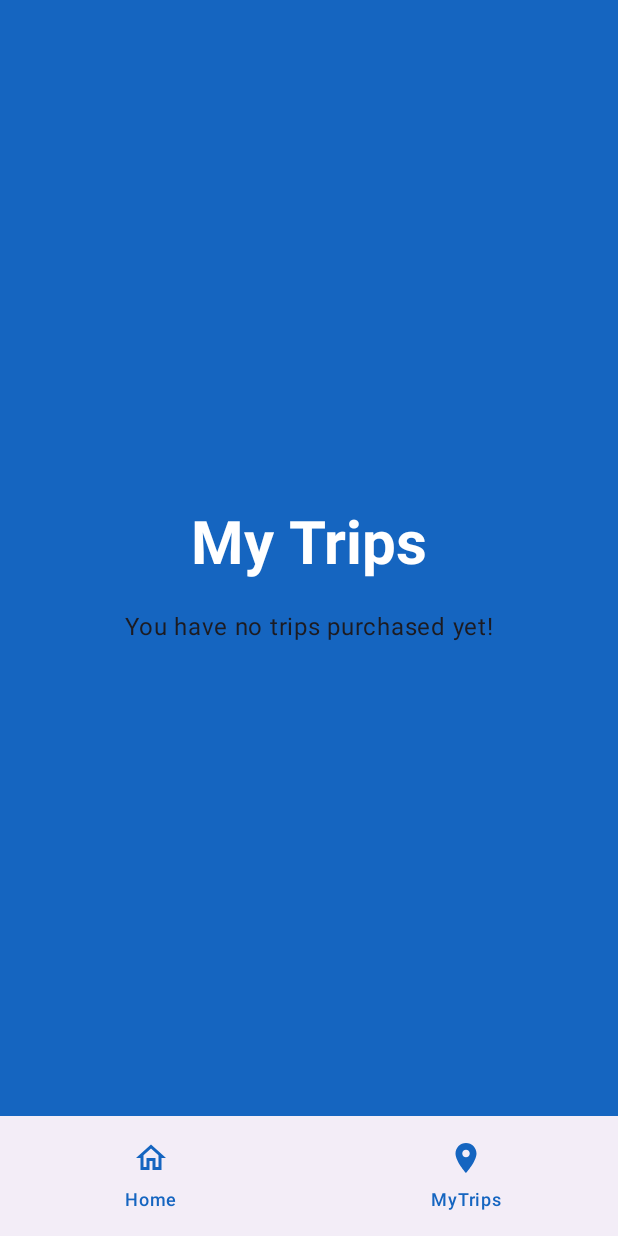
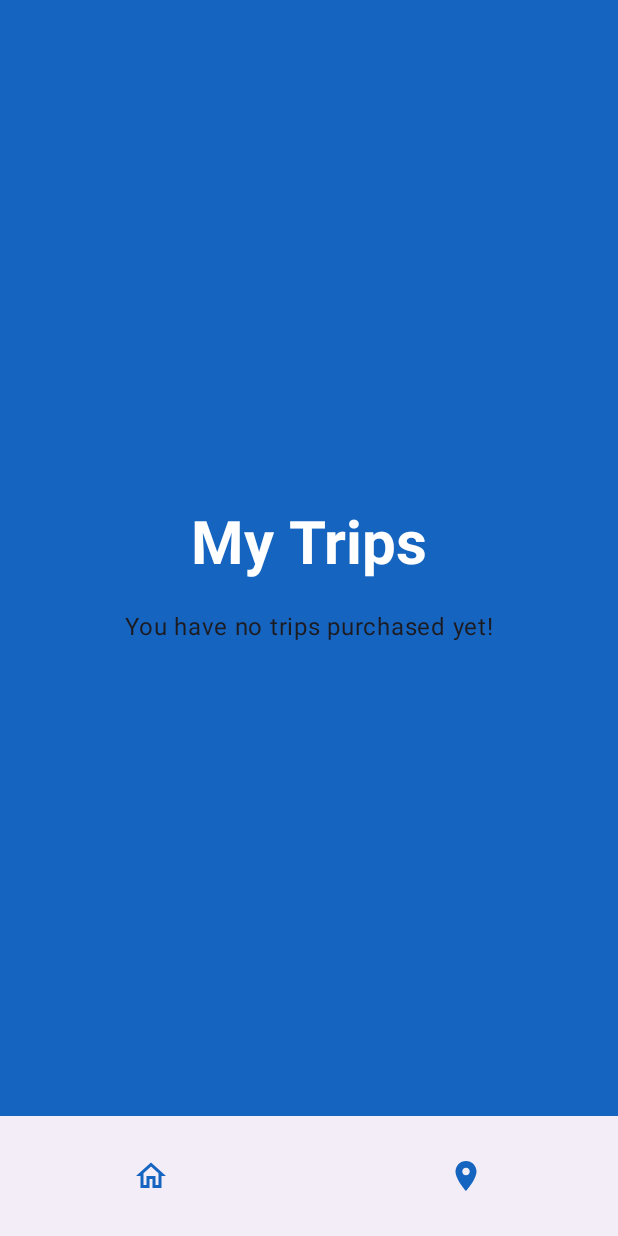
Before and after one commit to valentinavalenzi/BestFlight, an Android app built with Jetpack Compose: the screen it shows after launch (MainActivity), item 2 of the bottom bar chosen, on a phone screen of 412 x 824 dp. Run offline under Robolectric (Android 15) with nearby library versions, the phone set to English and light mode, and no system bars; our stand-ins replace Dagger/Hilt's generated code, Room's generated code; 4 statements that could not run were skipped.

Commit message:
* Translation * Hardcoded Strings

```diff
--- a/app/src/main/java/com/example/bestflight/home/Home.kt
+++ b/app/src/main/java/com/example/bestflight/home/Home.kt
@@ -31,8 +31,6 @@ import androidx.compose.ui.text.font.FontFamily
 import androidx.compose.ui.text.font.FontWeight
 import androidx.compose.ui.text.style.TextAlign
 import androidx.compose.ui.tooling.preview.Preview
-import androidx.compose.ui.unit.dp
-import androidx.compose.ui.unit.sp
 import androidx.hilt.navigation.compose.hiltViewModel
 import com.example.bestflight.R
 import com.example.bestflight.components.FlightCard
@@ -134,7 +132,7 @@ fun HomeContent(
                     fontFamily = FontFamily.SansSerif
                 )
             )
-            Spacer(modifier = Modifier.height(20.dp))
+            Spacer(modifier = Modifier.height(size20dp))
 
             Text(text = stringResource(id = R.string.from), fontSize = mediumText, color = White)
             SearchBar(
--- a/app/src/main/java/com/example/bestflight/myTrips/MyTrips.kt
+++ b/app/src/main/java/com/example/bestflight/myTrips/MyTrips.kt
@@ -38,7 +38,11 @@ import com.example.bestflight.ui.theme.DeepBlue
 import com.example.bestflight.ui.theme.PastelBlue
 import com.example.bestflight.ui.theme.Red
 import com.example.bestflight.ui.theme.White
+import com.example.bestflight.ui.theme.size10dp
 import com.example.bestflight.ui.theme.size16dp
+import com.example.bestflight.ui.theme.size20dp
+import com.example.bestflight.ui.theme.size24dp
+import com.example.bestflight.ui.theme.size50sp
 
 @Composable
 fun MyTrips(onNavigateToFlightDetail: (String) -> Unit) {
@@ -47,7 +51,7 @@ fun MyTrips(onNavigateToFlightDetail: (String) -> Unit) {
 
     Column(
         modifier = Modifier.fillMaxSize(),
-        verticalArrangement = Arrangement.spacedBy(20.dp, alignment = Alignment.CenterVertically),
+        verticalArrangement = Arrangement.spacedBy(size20dp, alignment = Alignment.CenterVertically),
         horizontalAlignment = Alignment.CenterHorizontally,
     ) {
         Text(
@@ -56,10 +60,10 @@ fun MyTrips(onNavigateToFlightDetail: (String) -> Unit) {
             color = White,
             fontWeight = FontWeight.Bold,
             style = TextStyle(
-                lineHeight = 50.sp,
+                lineHeight = size50sp,
                 fontFamily = FontFamily.SansSerif
             ),
-            modifier = Modifier.padding(top = 24.dp)
+            modifier = Modifier.padding(top = size24dp)
         )
 
         if (tripsList.isEmpty()) {
@@ -67,7 +71,7 @@ fun MyTrips(onNavigateToFlightDetail: (String) -> Unit) {
         } else {
             LazyColumn(
                 modifier = Modifier.fillMaxSize(),
-                verticalArrangement = Arrangement.spacedBy(10.dp)
+                verticalArrangement = Arrangement.spacedBy(size10dp)
             ) {
                 items(tripsList) { trip ->
                     TripCard(
--- a/app/src/main/java/com/example/bestflight/navigation/BottomBar.kt
+++ b/app/src/main/java/com/example/bestflight/navigation/BottomBar.kt
@@ -78,13 +78,11 @@ fun TabView(tabBarItems: List<TabBarItem>, onNavigate: (String) -> Unit) {
                         badgeAmount = tabBarItem.badgeAmount
                     )
                 },
-                label = { Text(tabBarItem.title) },
                 colors = NavigationBarItemDefaults.colors(
                     indicatorColor = Color.Transparent,
                     unselectedIconColor = if (isSystemInDarkTheme()) White else DarkBlue,
                     selectedIconColor = if (isSystemInDarkTheme()) White else DarkBlue,
                     unselectedTextColor = if (isSystemInDarkTheme()) White else DarkBlue,
-                    selectedTextColor = if (isSystemInDarkTheme()) White else DarkBlue
                 )
             )
         }
--- a/app/src/main/java/com/example/bestflight/security/BiometricAuthManager.kt
+++ b/app/src/main/java/com/example/bestflight/security/BiometricAuthManager.kt
@@ -9,6 +9,7 @@ import androidx.biometric.BiometricManager.Authenticators.DEVICE_CREDENTIAL
 import androidx.biometric.BiometricPrompt
 import androidx.core.content.ContextCompat
 import androidx.fragment.app.FragmentActivity
+import com.example.bestflight.R
 
 class BiometricAuthManager @Inject constructor() {
 
@@ -38,9 +39,8 @@ class BiometricAuthManager @Inject constructor() {
         )
         val promptInfo = BiometricPrompt.PromptInfo.Builder()
             .setAllowedAuthenticators(BIOMETRIC_STRONG or DEVICE_CREDENTIAL)
-            //TODO: fix these strings
-            .setTitle("Biometric Authentication")
-            .setSubtitle("Log in using your biometric credentials")
+            .setTitle(ContextCompat.getString(context, R.string.biom_auth))
+            .setSubtitle(ContextCompat.getString(context, R.string.log_in_biom_cred))
             .build()
         biometricPrompt.authenticate(promptInfo)
     }
--- a/app/src/main/java/com/example/bestflight/ui/theme/Dimension.kt
+++ b/app/src/main/java/com/example/bestflight/ui/theme/Dimension.kt
@@ -10,15 +10,23 @@ val largeText = 22.sp
 val superLargeText = 40.sp
 
 val size10sp = 10.sp
+val size12sp = 12.sp
 val size16sp = 16.sp
+val size18sp = 18.sp
 val size20sp = 20.sp
 val size22sp = 22.sp
 val size40sp = 40.sp
 val size50sp = 50.sp
 
+val size4dp = 4.dp
+val size8dp = 8.dp
 val size10dp = 10.dp
 val size16dp = 16.dp
+val size18dp = 18.dp
 val size20dp = 20.dp
 val size24dp = 24.dp
+val size48dp = 48.dp
 val size64dp = 64.dp
+val size70dp = 70.dp
 val size250dp = 250.dp
+val size500dp = 500.dp
--- a/app/src/main/res/values/strings.xml
+++ b/app/src/main/res/values/strings.xml
@@ -35,4 +35,8 @@
     <string name="to2">To</string>
     <string name="delete_trip">Delete Trip</string>
     <string name="purchase_error">Error with purchase. Try Again</string>
+    <string name="trip_purchased_successfully">Trip purchased successfully!</string>
+    <string name="trip_deleted_successfully">Trip deleted successfully!</string>
+    <string name="biom_auth">Biometric Authentication</string>
+    <string name="log_in_biom_cred">Log in using your biometric credentials</string>
 </resources>
```
Also changed, not shown: app/src/main/java/com/example/bestflight/components/FlightCard.kt (+27 -21 lines), app/src/main/java/com/example/bestflight/components/SearchBar.kt (+16 -12 lines), app/src/main/java/com/example/bestflight/flightDetails/FlightDetail.kt (+7 -13 lines), app/src/main/java/com/example/bestflight/myTrips/MyTripsViewModel.kt (+4 -7 lines), 2 other files.
